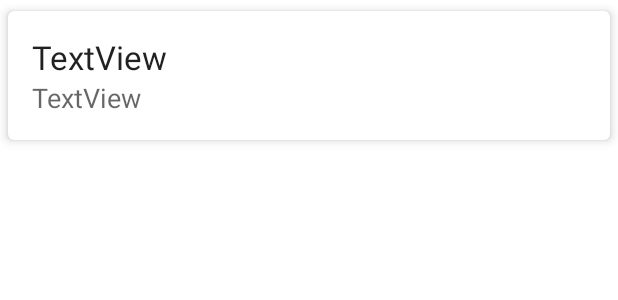
After one commit to belsman/Android-Note-Keeper-App, an Android app: the layout item_note_list.xml on its own in the app's theme, with its tools: preview values and no code run, on a phone screen of 412 x 824 dp. The commit adds this screen. Shown: the top 300 px of the screen. Run offline under Robolectric (Android 15) with nearby library versions, the phone set to English and light mode, and no system bars.

Commit message:
Create item view (Card View) for our note_list view

```diff
--- a/app/src/main/res/layout/content_note_list.xml
+++ b/app/src/main/res/layout/content_note_list.xml
@@ -16,6 +16,9 @@
         android:layout_marginBottom="8dp"
         app:layout_constraintBottom_toBottomOf="parent"
         app:layout_constraintEnd_toEndOf="parent"
+        app:layout_constraintHorizontal_bias="1.0"
         app:layout_constraintStart_toStartOf="parent"
-        app:layout_constraintTop_toTopOf="parent" />
+        app:layout_constraintTop_toTopOf="parent"
+        app:layout_constraintVertical_bias="1.0"
+        tools:listitem="@layout/item_note_list" />
 </androidx.constraintlayout.widget.ConstraintLayout>
--- /dev/null
+++ b/app/src/main/res/layout/item_note_list.xml
@@ -0,0 +1,43 @@
+<?xml version="1.0" encoding="utf-8"?>
+<FrameLayout xmlns:android="http://schemas.android.com/apk/res/android"
+    xmlns:app="http://schemas.android.com/apk/res-auto"
+    xmlns:tools="http://schemas.android.com/tools"
+    android:layout_width="match_parent"
+    android:layout_height="wrap_content">
+
+    <androidx.cardview.widget.CardView
+        android:id="@+id/card_view"
+        android:layout_width="match_parent"
+        android:layout_height="wrap_content"
+        app:cardCornerRadius="4dp"
+        app:cardElevation="4dp"
+        app:cardUseCompatPadding="true"
+        app:contentPadding="16dp">
+
+        <androidx.constraintlayout.widget.ConstraintLayout
+            android:layout_width="match_parent"
+            android:layout_height="wrap_content">
+
+            <TextView
+                android:id="@+id/text_course"
+                android:layout_width="0dp"
+                android:layout_height="wrap_content"
+                android:text="TextView"
+                android:textAppearance="@style/TextAppearance.AppCompat.Large"
+                app:layout_constraintEnd_toEndOf="parent"
+                app:layout_constraintStart_toStartOf="parent"
+                app:layout_constraintTop_toTopOf="parent" />
+
+            <TextView
+                android:id="@+id/text_title"
+                android:layout_width="0dp"
+                android:layout_height="wrap_content"
+                android:text="TextView"
+                android:textAppearance="@style/TextAppearance.AppCompat.Medium"
+                app:layout_constraintEnd_toEndOf="@+id/text_course"
+                app:layout_constraintStart_toStartOf="@+id/text_course"
+                app:layout_constraintTop_toBottomOf="@+id/text_course" />
+
+        </androidx.constraintlayout.widget.ConstraintLayout>
+    </androidx.cardview.widget.CardView>
+</FrameLayout>
```
Also changed, not shown: app/build.gradle (+9 -9 lines).
